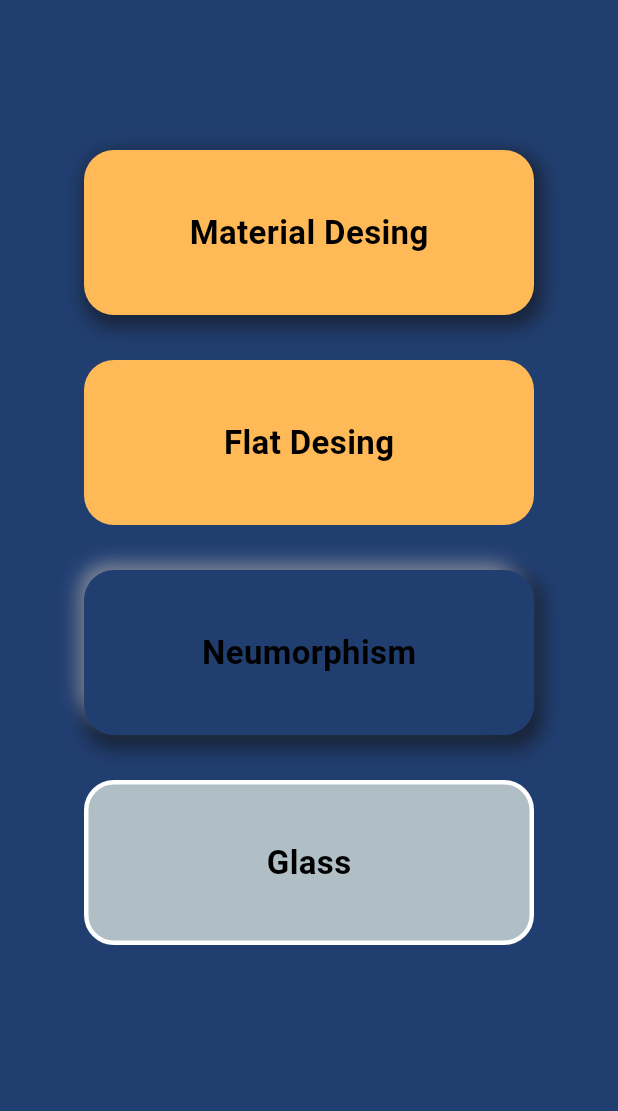
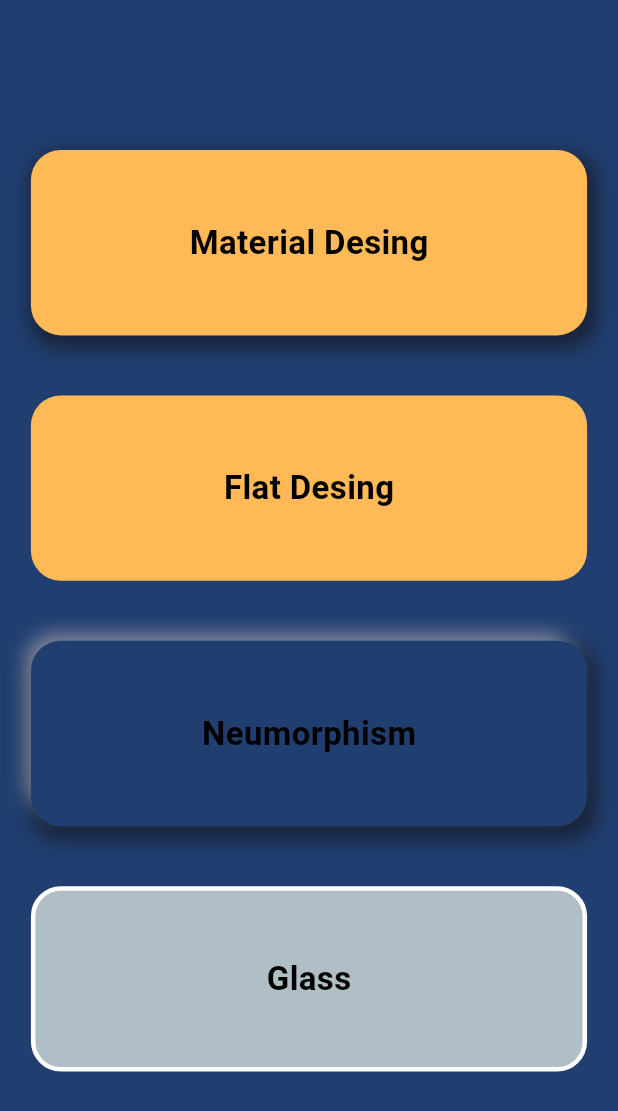
Before and after one commit to IngridFLG/Practica_Flutter, a Flutter app: the screen it shows after launch, on a phone screen of 412 x 824 dp. Shown: the top 1111 px of the screen. Run offline on Flutter 3.47's test engine with Material 2 defaults, Android fonts, the phone set to English and light mode, and no system bars.

Commit message:
corrección de tamaños

```diff
--- a/lib/main.dart
+++ b/lib/main.dart
@@ -14,7 +14,6 @@ class MainApp extends StatelessWidget {
       debugShowCheckedModeBanner: false,
       theme: ThemeData(
         useMaterial3: true,
-        colorSchemeSeed: Colors.purple
       ),
       home: const Easyscreen1(),
     );
--- a/lib/presentation/screens/screen_1.dart
+++ b/lib/presentation/screens/screen_1.dart
@@ -6,20 +6,23 @@ class Easyscreen1 extends StatelessWidget {
 
   @override
   Widget build(BuildContext context) {
+
+    final media = MediaQuery.of(context).size;
+
     return Scaffold(
       body: Container(
         color: const Color(0xFF213E70), // Color de fondo morado
-        child: const Center(
+        child:  Center(
           child: Column(
             children: [
-              SizedBox(height: 100),
-              _W1(),
-              SizedBox(height: 30),
-              _W2(),
-              SizedBox(height: 30),
-              _W3(),
-              SizedBox(height: 30),
-              _W4()
+              const SizedBox(height: 100),
+              _W1(height:media.height*0.15 ,width: media.width*0.9),
+              const SizedBox(height: 40),
+               _W2(height:media.height*0.15 ,width: media.width*0.9),
+              const SizedBox(height: 40),
+               _W3(height:media.height*0.15 ,width: media.width*0.9),
+              const SizedBox(height: 40),
+               _W4(height:media.height*0.15 ,width: media.width*0.9)
             ],
           ),
         ),
@@ -30,13 +33,19 @@ class Easyscreen1 extends StatelessWidget {
 
 
 class _W1 extends StatelessWidget {
-  const _W1();
+  final double width;
+  final double height;
+
+  const _W1({
+    required this.width,
+    required this.height
+    });
 
   @override
   Widget build(BuildContext context) {
     return Container(
-        width: 300,
-        height: 110,
+        width: width,
+        height: height,
         decoration: BoxDecoration(
           color: const Color(0xFFFFB956),
           borderRadius: BorderRadius.circular(20),
@@ -59,13 +68,19 @@ class _W1 extends StatelessWidget {
 
 
 class _W2 extends StatelessWidget {
-  const _W2();
+  final double width;
+  final double height;
+
+  const _W2({
+    required this.width,
+    required this.height
+    });
 
   @override
   Widget build(BuildContext context) {
     return Container(
-      width: 300,
-      height: 110,
+      width: width,
+      height: height,
       decoration: BoxDecoration(
         color: const Color(0xFFFFB956),
         borderRadius: BorderRadius.circular(20),
@@ -79,13 +94,18 @@ class _W2 extends StatelessWidget {
 }
 
 class _W3 extends StatelessWidget {
-  const _W3();
+  final double width;
+  final double height;
+  const _W3({
+    required this.width,
+    required this.height
+    });
 
   @override
   Widget build(BuildContext context) {
     return Container(
-      width: 300,
-      height: 110,
+      width: width,
+      height: height,
       decoration: BoxDecoration(
         color: const Color(0xFF213E70),
         borderRadius: BorderRadius.circular(20),
@@ -115,13 +135,18 @@ class _W3 extends StatelessWidget {
 }
 
 class _W4 extends StatelessWidget {
-  const _W4();
+  final double width;
+  final double height;
+  const _W4({
+    required this.width,
+    required this.height
+    });
 
   @override
   Widget build(BuildContext context) {
     return  Container(
-        width: 300,
-        height: 110,
+        width: width,
+        height: height,
         decoration: BoxDecoration(
           color: Colors.blueGrey[200],
           borderRadius: BorderRadius.circular(20),
```
